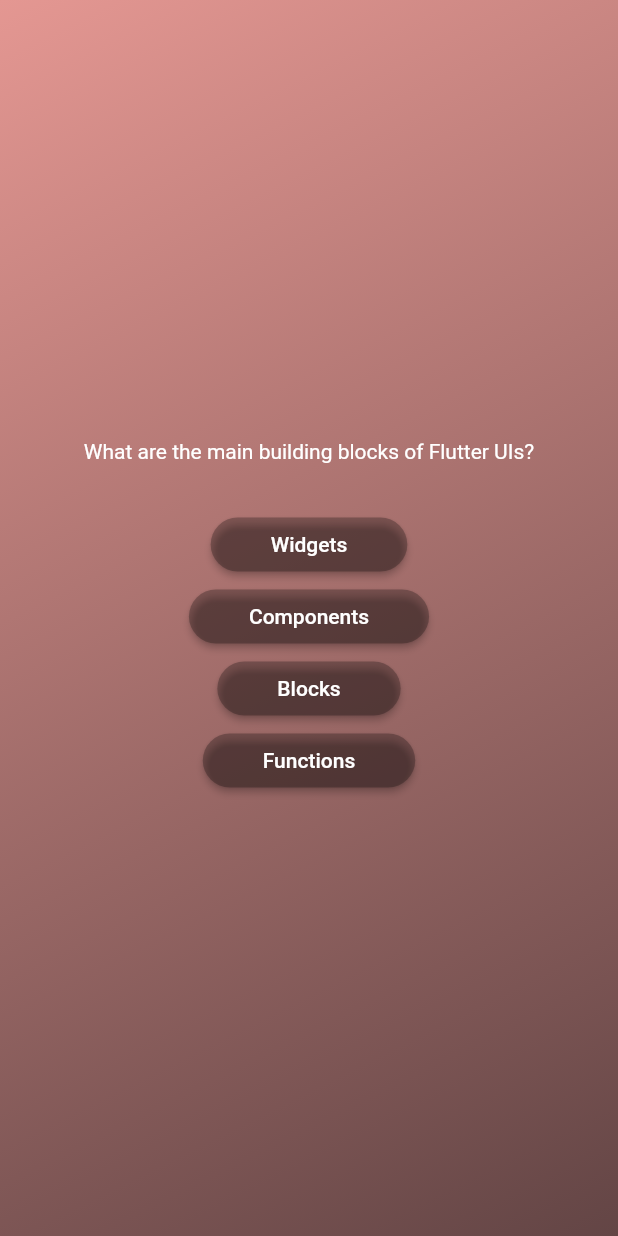
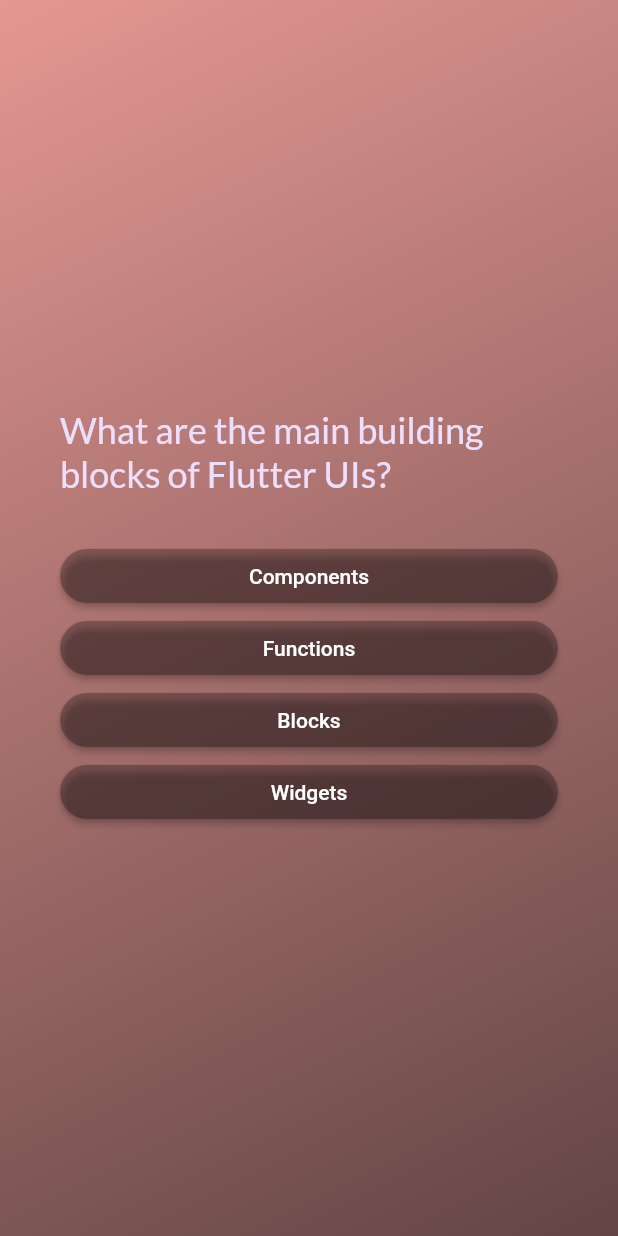
Before and after one commit to kashiiitech/Flutter, a Flutter app: the screen it shows after launch, after a tap on "Start Quiz", on a phone screen of 412 x 824 dp. Run offline on Flutter 3.47's test engine with Material 2 defaults, Android fonts, the phone set to English and light mode, and no system bars; our stand-ins replace google_fonts.

Commit message:
provider_added

```diff
--- a/quiz_app/lib/answer_button.dart
+++ b/quiz_app/lib/answer_button.dart
@@ -16,6 +16,6 @@ class AnswerButton extends StatelessWidget{
       foregroundColor: Colors.white,
       shape: RoundedRectangleBorder(borderRadius: BorderRadius.circular(40))
     ),
-    child: Text(answerText));
+    child: Text(answerText, textAlign: TextAlign.center,));
   }
 }
--- a/quiz_app/lib/models/quiz_question.dart
+++ b/quiz_app/lib/models/quiz_question.dart
@@ -3,4 +3,11 @@ class QuizQuestion {
 
   final String text;
   final List<String> answers;
+
+  List<String> getShuffledAnswers() {
+    final shuffledList = List.of(answers);
+    shuffledList.shuffle();
+
+    return shuffledList;
+  }
 }
--- a/quiz_app/lib/questions_screen.dart
+++ b/quiz_app/lib/questions_screen.dart
@@ -1,10 +1,13 @@
 import 'package:flutter/material.dart';
 import 'package:quiz_app/answer_button.dart';
 import 'package:quiz_app/data/questions.dart';
+import 'package:google_fonts/google_fonts.dart';
 
 class QuestionsScreen extends StatefulWidget{
 
-  const QuestionsScreen({super.key});
+  const QuestionsScreen({super.key, required this.onSelectedAnswer});
+
+  final void Function(String answer) onSelectedAnswer;
 
   @override
   State<QuestionsScreen> createState() {
@@ -14,24 +17,37 @@ class QuestionsScreen extends StatefulWidget{
 
 class _QuestionsScreenState extends State<QuestionsScreen> {
 
-  final currentQuestion = questions[0];
+  var currentQuestionIndex = 0;
+
+  void answerQuestion(String selectedAnswer) {
+    widget.onSelectedAnswer(selectedAnswer);
+    setState(() {
+      currentQuestionIndex++;
+    });
+  }
 
   @override
   Widget build(BuildContext context) {
+    final currentQuestion = questions[currentQuestionIndex];
+
     return SizedBox(
       width: double.infinity,
+      child: Container(
+        margin: const EdgeInsets.all(40),
         child: Column(
           mainAxisAlignment: MainAxisAlignment.center,
+          crossAxisAlignment: CrossAxisAlignment.stretch,
           children: [
-        Text(currentQuestion.text, style: const TextStyle(color: Colors.white),),
+          Text(currentQuestion.text, style: GoogleFonts.lato(color: const Color.fromARGB(255, 237, 223, 252), fontSize: 24),),
           const SizedBox(height: 30,),
-        ...currentQuestion.answers.map((answer) {
-          return AnswerButton(answerText: answer, onTap: () {});
+          ...currentQuestion.getShuffledAnswers().map((answer) {
+            return AnswerButton(answerText: answer, onTap: () { answerQuestion(answer); });
           })
 
         ]
 
         ),
+      ),
     );
   }
 }
--- a/quiz_app/lib/quiz.dart
+++ b/quiz_app/lib/quiz.dart
@@ -1,4 +1,5 @@
 import 'package:flutter/material.dart';
+import 'package:quiz_app/data/questions.dart';
 import 'package:quiz_app/questions_screen.dart';
 import 'package:quiz_app/start_screen.dart';
 
@@ -14,7 +15,7 @@ class Quiz extends StatefulWidget{
 
 class _QuizState extends State<Quiz> {
 
-
+  List<String> selectedAnswers = [];
   var activeScreen = 'start-screen';
 
   void switchScreen() {
@@ -23,12 +24,23 @@ class _QuizState extends State<Quiz> {
     });
   }
 
+  void chooseAnswer(String answer) {
+    selectedAnswers.add(answer);
+
+    if(selectedAnswers.length == questions.length) {
+      setState(() {
+      selectedAnswers = [];
+      activeScreen = 'start-screen';
+      });
+    }
+  }
+
   @override
   Widget build(BuildContext context) {
     Widget screenWidget = StartScreen(startQuiz: switchScreen);
 
     if(activeScreen == 'questions-screen') {
-      screenWidget = const QuestionsScreen();
+      screenWidget = QuestionsScreen(onSelectedAnswer: chooseAnswer,);
     }
 
     return MaterialApp(
--- a/quiz_app/pubspec.yaml
+++ b/quiz_app/pubspec.yaml
@@ -35,6 +35,7 @@ dependencies:
   # The following adds the Cupertino Icons font to your application.
   # Use with the CupertinoIcons class for iOS style icons.
   cupertino_icons: ^1.0.2
+  google_fonts: ^6.1.0
 
 dev_dependencies:
   flutter_test:
--- /dev/null
+++ b/why_provider/lib/main.dart
@@ -0,0 +1,38 @@
+import 'package:flutter/material.dart';
+import 'package:provider/why_provider.dart';
+
+void main() {
+  runApp(const MyApp());
+}
+
+class MyApp extends StatelessWidget {
+  const MyApp({super.key});
+
+  // This widget is the root of your application.
+  @override
+  Widget build(BuildContext context) {
+    return MaterialApp(
+      title: 'Flutter Demo',
+      theme: ThemeData(
+        // This is the theme of your application.
+        //
+        // TRY THIS: Try running your application with "flutter run". You'll see
+        // the application has a blue toolbar. Then, without quitting the app,
+        // try changing the seedColor in the colorScheme below to Colors.green
+        // and then invoke "hot reload" (save your changes or press the "hot
+        // reload" button in a Flutter-supported IDE, or press "r" if you used
+        // the command line to start the app).
+        //
+        // Notice that the counter didn't reset back to zero; the application
+        // state is not lost during the reload. To reset the state, use hot
+        // restart instead.
+        //
+        // This works for code too, not just values: Most code changes can be
+        // tested with just a hot reload.
+        colorScheme: ColorScheme.fromSeed(seedColor: Colors.deepPurple),
+        useMaterial3: true,
+      ),
+      home: const WhyProviderScreen(),
+    );
+  }
+}
```
Also changed, not shown: why_provider/analysis_options.yaml (added, +28 -0 lines), why_provider/lib/why_provider.dart (added, +53 -0 lines), quiz_app/pubspec.lock, 23 other files. Lines whose indentation alone changed are shown as unchanged.
